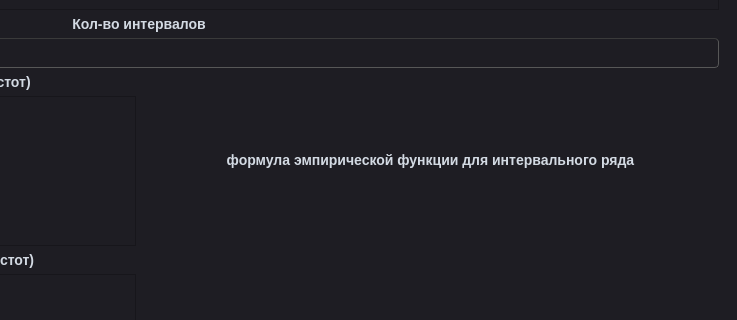
This is interface.ui in T-LORE/tv_lr6 as Qt 5 draws it before an edit; both pictures show x 503 to 1240 and y 145 to 465 of the 1240 by 828 pixel window. The edited form follows.
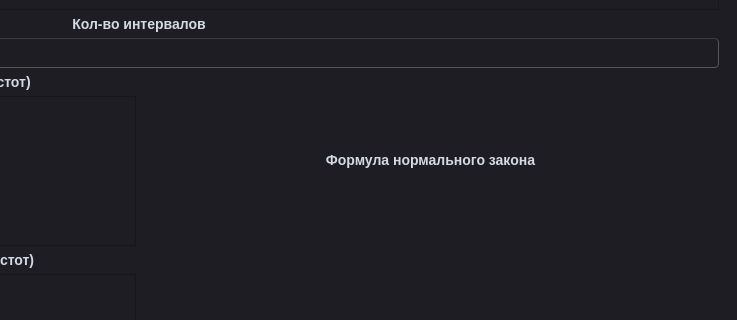
This is the edited form.

Commit message: Сделано отображение формулы плотности вероятности нормального закона распределения

```diff
--- a/interface.ui
+++ b/interface.ui
@@ -893,7 +893,7 @@
             <item>
              <widget class="QLabel" name="empiricalIntervalLatex_2">
               <property name="text">
-               <string>формула эмпирической функции для интервального ряда</string>
+               <string>Формула нормального закона</string>
               </property>
               <property name="alignment">
                <set>Qt::AlignCenter</set>
```
Left out of the diff: 2 changed lines with no effect on the pictures. The commit also changes 1 other file.
